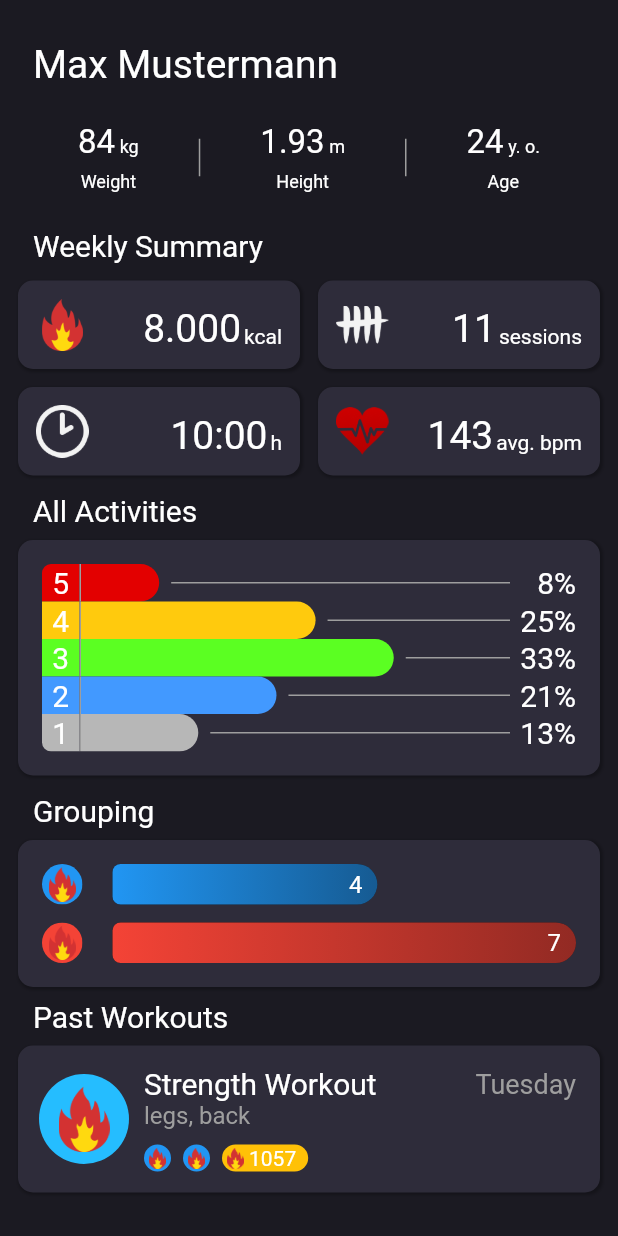
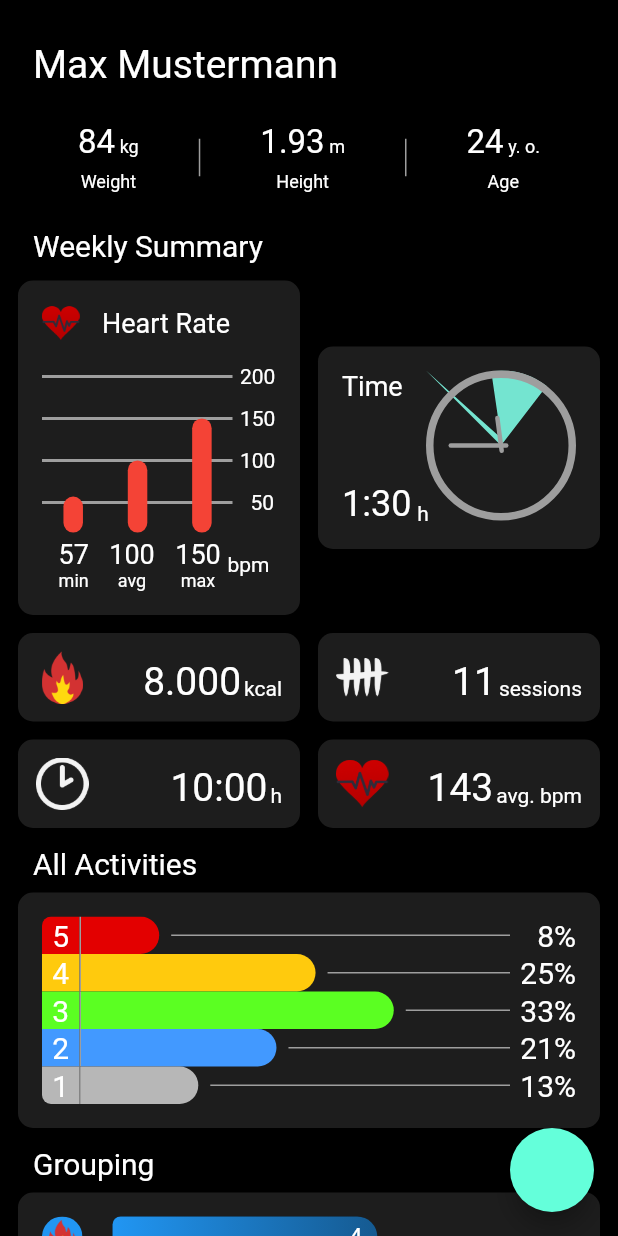
Before and after one commit to DanXCVII/my_fitness_tracker, a Flutter app: the screen it shows after launch, on a phone screen of 412 x 824 dp. Run offline on Flutter 3.47's test engine with Material 2 defaults, Android fonts, the phone set to English and light mode, and no system bars; our stand-ins replace equatable, tuple.

Commit message:
added time summary tile

```diff
--- a/lib/main.dart
+++ b/lib/main.dart
@@ -1,9 +1,13 @@
+import 'dart:math';
+
 import 'package:flutter/material.dart';
 import 'package:my_fitness_tracker/models/activity.dart';
 import 'package:my_fitness_tracker/widgets/activity_session_tile.dart';
 import 'package:my_fitness_tracker/widgets/grouping_activity_type.dart';
 import 'package:my_fitness_tracker/widgets/heart_beat_summary.dart';
+import 'package:my_fitness_tracker/widgets/heart_rate_summary_short.dart';
 import 'package:my_fitness_tracker/widgets/overview_tile.dart';
+import 'package:my_fitness_tracker/widgets/time_summary_tile.dart';
 import 'package:tuple/tuple.dart';
 
 void main() {
@@ -83,7 +87,12 @@
     // fast, so that you can just rebuild anything that needs updating rather
     // than having to individually change instances of widgets.
     return Scaffold(
-      backgroundColor: Color(0xff1B1A22),
+      floatingActionButton: FloatingActionButton(
+        onPressed: () {
+          print((2 * pi) * ((10 * 60 + 45) / (12 * 60)));
+        },
+      ),
+      backgroundColor: Color(0xff000000),
       body: Center(
         // Center is a layout widget. It takes a single child and positions it
         // in the middle of the parent.
@@ -104,11 +113,40 @@
                   style: TextStyle(fontSize: headerSize),
                 ),
               ),
+              Row(
+                children: [
+                  Container(
+                    width: MediaQuery.of(context).size.width / 2,
+                    child: Padding(
+                      padding: EdgeInsets.fromLTRB(
+                          sidePadding, sidePadding, sidePadding/2, 0),
+                      child: HeartRateSummaryShort(
+                        57,
+                        100,
+                        150,
+                        MediaQuery.of(context).size.width / 2 - 15,
+                      ),
+                    ),
+                  ),
+                  Container(
+                    width: MediaQuery.of(context).size.width / 2,
+                    child: Padding(
+                      padding: EdgeInsets.fromLTRB(
+                          sidePadding / 2, sidePadding, sidePadding, 0),
+                      child: TimeSummaryTile(
+                          MediaQuery.of(context).size.width / 2 -
+                              (2 * sidePadding),
+                          DateTime(2021, 5, 10, 23, 45),
+                          Duration(minutes: 90)),
+                    ),
+                  ),
+                ],
+              ),
               Padding(
                 padding:
                     const EdgeInsets.fromLTRB(sidePadding, sidePadding, 0, 0),
                 child: WeeklySummary(8000, 11, Duration(hours: 10, minutes: 00),
-                    143, MediaQuery.of(context).size.width - 16),
+                    143, MediaQuery.of(context).size.width - sidePadding*2),
               ),
               Padding(
                 padding:
@@ -167,7 +205,8 @@
                 ),
               ),
               Padding(
-                padding: const EdgeInsets.fromLTRB(sidePadding, 8, sidePadding, 0),
+                padding:
+                    const EdgeInsets.fromLTRB(sidePadding, 8, sidePadding, 0),
                 child: ActivitySessionTile(
                     Activity(
                       "Strength Workout",
@@ -186,7 +225,7 @@
                       DateTime(2022, 2, 2),
                       0xff25BDFF,
                     ),
-                    MediaQuery.of(context).size.width-(sidePadding*2)),
+                    MediaQuery.of(context).size.width - (sidePadding * 2)),
               )
             ],
           ),
@@ -311,15 +350,15 @@
       Row(
         children: [
           Container(
-              width: width / 2 - 10,
+              width: width / 2 - sidePadding/2,
               child: OverviewTile(
                 seperateNumber(burnedCalories),
                 "kcal",
                 "images/fire.png",
               )),
-          Container(width: 12),
+          Container(width: sidePadding),
           Container(
-              width: width / 2 - 10,
+              width: width / 2 - sidePadding/2,
               child: OverviewTile(
                 amntSessions.toString(),
                 "sessions",
@@ -327,11 +366,11 @@
               )),
         ],
       ),
-      Container(height: 12),
+      Container(height: sidePadding),
       Row(
         children: [
           Container(
-            width: width / 2 - 10,
+            width: width / 2 - sidePadding/2,
             child: OverviewTile(
               activeTime.inHours.toString() +
                   ":" +
@@ -343,9 +382,9 @@
               "images/clock.png",
             ),
           ),
-          Container(width: 12),
+          Container(width: sidePadding),
           Container(
-            width: width / 2 - 10,
+            width: width / 2 - sidePadding/2,
             child: OverviewTile(
               avgHeartRate.toString(),
               "avg. bpm",
--- a/lib/widgets/activity_session_tile.dart
+++ b/lib/widgets/activity_session_tile.dart
@@ -18,7 +18,7 @@
     return Container(
       width: 150,
       decoration: BoxDecoration(
-        color: Color(0xff2E2C3A),
+        color: Color(0xff1D1D1D),
         borderRadius: BorderRadius.circular(10),
         boxShadow: [
           BoxShadow(
--- a/lib/widgets/grouping_activity_type.dart
+++ b/lib/widgets/grouping_activity_type.dart
@@ -21,7 +21,7 @@
 
     return Container(
       decoration: BoxDecoration(
-        color: Color(0xff2E2C3A),
+        color: Color(0xff1D1D1D),
         borderRadius: BorderRadius.circular(10),
         boxShadow: [
           BoxShadow(
--- a/lib/widgets/heart_beat_summary.dart
+++ b/lib/widgets/heart_beat_summary.dart
@@ -35,7 +35,7 @@
 
     return Container(
       decoration: BoxDecoration(
-        color: Color(0xff2E2C3A),
+        color: Color(0xff1D1D1D),
         borderRadius: BorderRadius.circular(10),
         boxShadow: [
           BoxShadow(
--- /dev/null
+++ b/lib/widgets/heart_rate_summary_short.dart
@@ -0,0 +1,144 @@
+import 'package:flutter/material.dart';
+
+class HeartRateSummaryShort extends StatelessWidget {
+  final int minRate;
+  final int avgRate;
+  final int maxRate;
+  final double width;
+
+  const HeartRateSummaryShort(
+    this.minRate,
+    this.avgRate,
+    this.maxRate,
+    this.width, {
+    Key? key,
+  }) : super(key: key);
+
+  @override
+  Widget build(BuildContext context) {
+    return Container(
+      width: width,
+      decoration: BoxDecoration(
+        color: Color(0xff1D1D1D),
+        borderRadius: BorderRadius.circular(10),
+        boxShadow: [
+          BoxShadow(
+            offset: Offset(1, 1),
+            blurRadius: 1,
+            spreadRadius: 0.5,
+            color: Colors.black26,
+          )
+        ],
+      ),
+      child: Padding(
+        padding: const EdgeInsets.all(16.0),
+        child: Column(
+          crossAxisAlignment: CrossAxisAlignment.start,
+          mainAxisSize: MainAxisSize.min,
+          children: [
+            Row(
+              mainAxisSize: MainAxisSize.min,
+              children: [
+                Container(
+                  width: 25,
+                  height: 25,
+                  child: Image.asset("images/heart_rate.png"),
+                ),
+                Container(width: 15),
+                Text(
+                  "Heart Rate",
+                  style: TextStyle(fontSize: 18),
+                ),
+              ],
+            ),
+            Container(height: 15),
+            Container(
+              height: 112,
+              child: Stack(
+                children: [
+                  Column(
+                      mainAxisSize: MainAxisSize.min,
+                      children: [200, 150, 100, 50]
+                          .map<Widget>(
+                            (e) => Padding(
+                              padding: const EdgeInsets.only(bottom: 12),
+                              child: Container(
+                                width: width - 30,
+                                child: Row(
+                                  children: [
+                                    Container(
+                                      height: 2,
+                                      width: width - 64,
+                                      color: Colors.grey,
+                                    ),
+                                    Container(width: e > 50 ? 5 : 12),
+                                    Text(e.toString())
+                                  ],
+                                ),
+                              ),
+                            ),
+                          )
+                          .toList()),
+                ]..addAll(
+                    [0, 1, 2].map((e) {
+                      int currentRate;
+                      if (e == 0) {
+                        currentRate = minRate;
+                      } else if (e == 1) {
+                        currentRate = avgRate;
+                      } else {
+                        currentRate = maxRate;
+                      }
+                      double height = currentRate / 200 * 112 - 8;
+                      height = height < 0 ? 5 : height;
+
+                      return Align(
+                        alignment: Alignment(-0.8 + e * 0.6, 1),
+                        child: Container(
+                          width: 13,
+                          height: height,
+                          decoration: BoxDecoration(
+                            borderRadius: BorderRadius.circular(10),
+                            color: Colors.red,
+                          ),
+                        ),
+                      );
+                    }),
+                  ),
+              ),
+            ),
+            Container(height: 4),
+            Row(
+              children: [minRate, avgRate, maxRate]
+                  .map<Widget>(
+                    (e) => Padding(
+                      padding: EdgeInsets.only(
+                          right: e != maxRate ? width / 14 : 4.5),
+                      child: Column(
+                        children: [
+                          Text(
+                            e.toString(),
+                            style: TextStyle(fontSize: 18),
+                          ),
+                          Text(
+                            e == minRate
+                                ? "min"
+                                : e == avgRate
+                                    ? "avg"
+                                    : "max",
+                            style: TextStyle(fontSize: 12),
+                          ),
+                        ],
+                      ),
+                    ),
+                  )
+                  .toList()
+                    ..insert(0, Container(width: 11))
+                    ..add(Text("bpm")),
+            ),
+          ],
+        ),
+      ),
+    );
+  }
+}
--- a/lib/widgets/overview_tile.dart
+++ b/lib/widgets/overview_tile.dart
@@ -18,7 +18,7 @@
     return Container(
       padding: EdgeInsets.all(12),
       decoration: BoxDecoration(
-        color: Color(0xff2E2C3A),
+        color: Color(0xff1D1D1D),
         borderRadius: BorderRadius.circular(10),
         boxShadow: [
           BoxShadow(
--- /dev/null
+++ b/lib/widgets/time_summary_tile.dart
@@ -0,0 +1,195 @@
+import 'package:flutter/material.dart';
+import 'dart:math';
+
+class TimeSummaryTile extends StatelessWidget {
+  final double width;
+  final DateTime time;
+  final Duration duration;
+
+  const TimeSummaryTile(
+    this.width,
+    this.time,
+    this.duration, {
+    Key? key,
+  }) : super(key: key);
+
+  @override
+  Widget build(BuildContext context) {
+    return Container(
+      width: width,
+      height: 135,
+      decoration: BoxDecoration(
+        color: Color(0xff1D1D1D),
+        borderRadius: BorderRadius.circular(10),
+        boxShadow: [
+          BoxShadow(
+            offset: Offset(1, 1),
+            blurRadius: 1,
+            spreadRadius: 0.5,
+            color: Colors.black26,
+          )
+        ],
+      ),
+      child: Padding(
+        padding: const EdgeInsets.all(16.0),
+        child: Stack(
+          children: [
+            Align(
+              alignment: Alignment(-1, -1),
+              child: Text(
+                "Time",
+                style: TextStyle(fontSize: 18),
+              ),
+            ),
+            Align(
+              alignment: Alignment(1, -1),
+              child: DurationClock(time, duration),
+            ),
+            Align(
+              alignment: Alignment(-1, 1),
+              child: Row(
+                crossAxisAlignment: CrossAxisAlignment.end,
+                children: [
+                  Text(
+                    duration.inHours.toString() +
+                        ":" +
+                        (duration.inMinutes % 60).toString(),
+                    style: TextStyle(fontSize: 24),
+                  ),
+                  Container(width: 4),
+                  Text("h")
+                ],
+              ),
+            ),
+          ],
+        ),
+      ),
+    );
+  }
+}
+
+class DurationClock extends StatelessWidget {
+  final DateTime time;
+  final Duration duration;
+
+  const DurationClock(
+    this.time,
+    this.duration, {
+    Key? key,
+  }) : super(key: key);
+
+  @override
+  Widget build(BuildContext context) {
+    return Stack(
+      children: [
+        ClipPath(
+          clipper: TimeClipper(time, duration),
+          child: Container(
+            height: 90,
+            width: 100,
+            color: Color(0xff74E4D0),
+          ),
+        ),
+        Container(
+          height: 100,
+          width: 100,
+          decoration: BoxDecoration(
+            shape: BoxShape.circle,
+            border: Border.all(
+              width: 5,
+              color: Colors.grey,
+            ),
+          ),
+          child: Center(
+            child: Transform.rotate(
+              angle: (2 * pi) * (time.minute / 60),
+              child: ClockStick(70, 3),
+            ),
+          ),
+        ),
+        Container(
+          height: 100,
+          width: 100,
+          child: Center(
+            child: Transform.rotate(
+              angle: (2 * pi) * ((time.hour * 60 + time.minute) / (12 * 60)),
+              child: ClockStick(40, 3),
+            ),
+          ),
+        ),
+      ],
+    );
+  }
+}
+
+class ClockStick extends StatelessWidget {
+  final double size;
+  final double width;
+
+  const ClockStick(
+    this.size,
+    this.width, {
+    Key? key,
+  }) : super(key: key);
+
+  @override
+  Widget build(BuildContext context) {
+    return Column(
+      mainAxisSize: MainAxisSize.min,
+      children: [
+        Container(
+          height: size / 2 + 5,
+          width: width,
+          decoration: BoxDecoration(
+            color: Colors.grey,
+            borderRadius: BorderRadius.circular(10),
+          ),
+        ),
+        Container(
+          height: size / 2 - 5,
+        )
+      ],
+    );
+  }
+}
+
+class TimeClipper extends CustomClipper<Path> {
+  DateTime time;
+  Duration duration;
+
+  TimeClipper(this.time, this.duration);
+
+  @override
+  Path getClip(Size size) {
+    double angleStartTime =
+        ((time.hour * 60 + time.minute) / (12 * 60)) * (2 * pi);
+    double angleEndTime =
+        ((time.hour * 60 + time.minute + duration.inMinutes) / (12 * 60)) *
+            (2 * pi);
+
+    print(angleStartTime);
+    print(angleEndTime);
+
+    double xCoordStart = size.width / 2 * sin(angleStartTime);
+    double yCoordStart = size.width / 2 * cos(angleStartTime);
+
+    double xCoordEnd = size.width / 2 * sin(angleEndTime);
+    double yCoordEnd = size.width / 2 * cos(angleEndTime);
+
+    print(yCoordEnd - yCoordStart);
+
+    final path = Path()
+      ..lineTo(size.width / 2, size.height / 2)
+      ..lineTo(xCoordStart + size.width / 2, -yCoordStart + size.width / 2)
+      ..arcToPoint(
+          Offset(xCoordEnd + size.width / 2, -yCoordEnd + size.width / 2),
+          radius: Radius.circular(size.width / 2))
+      ..lineTo(size.width / 2, size.width / 2);
+
+    path.close();
+    return path;
+  }
+
+  @override
+  bool shouldReclip(TimeClipper oldClipper) => true;
+}
--- a/pubspec.yaml
+++ b/pubspec.yaml
@@ -30,6 +30,7 @@
   cupertino_icons: ^1.0.3
   tuple: ^2.0.0
   equatable: ^2.0.3
+  fl_chart: ^0.36.2
 
 dev_dependencies:
   flutter_test:
```
Also changed, not shown: pubspec.lock.
